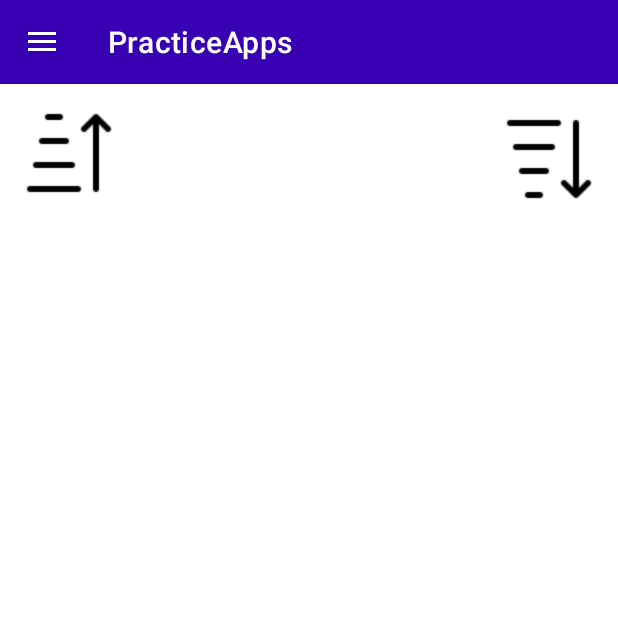
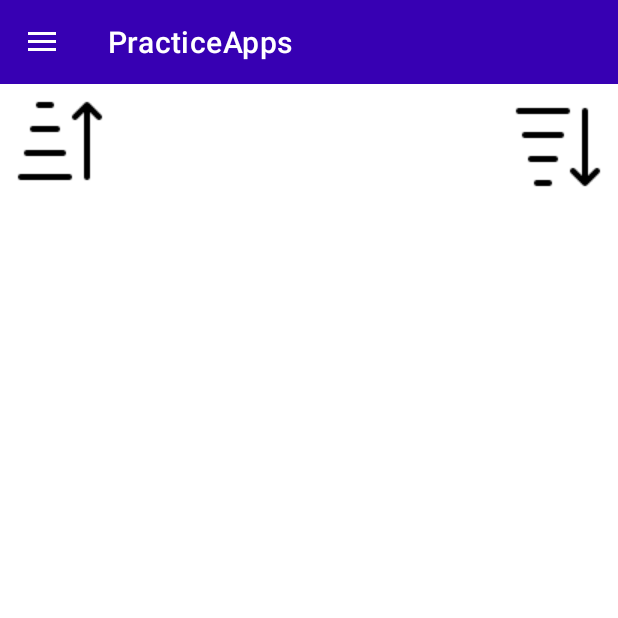
Before and after one commit to NileshWal/PracticeRepo, an Android app built with Jetpack Compose: the screen it shows after launch (MainActivity), in the side drawer, after a tap on "User Records", on a phone screen of 412 x 824 dp, the top half of it. Run offline under Robolectric (Android 15) with nearby library versions, the phone set to English and light mode, and no system bars; our stand-ins replace Dagger/Hilt's generated code, Room's generated code; pictures from the network do not load.

Commit message:
Warnings for scaffold padding resolved.

```diff
--- a/app/build.gradle
+++ b/app/build.gradle
@@ -90,6 +90,7 @@ dependencies {
 
     //Accompanist (Permission) for Jetpack Compose
     implementation 'com.google.accompanist:accompanist-permissions:0.30.1'
+
     //Glide - Compose
     /*implementation 'com.github.bumptech.glide:compose:1.0.0-alpha.1'*/
 
--- a/app/src/main/java/com/example/practiceapps/ui/fragment/UserRecordsFragment.kt
+++ b/app/src/main/java/com/example/practiceapps/ui/fragment/UserRecordsFragment.kt
@@ -144,11 +144,11 @@ class UserRecordsFragment : Fragment() {
     @Composable
     private fun UserRecordListView(userRecordsLiveData: SnapshotStateList<UserRecordsListDetails>) {
         Scaffold(
-            content = {
+            content = { padding ->
                 Row {
                     Column(
                         modifier = Modifier
-                            .padding(6.dp, 8.dp, 6.dp, 8.dp)
+                            .padding(padding)
                             .fillMaxWidth()
                             .align(Alignment.CenterVertically)
                     ) {
```
